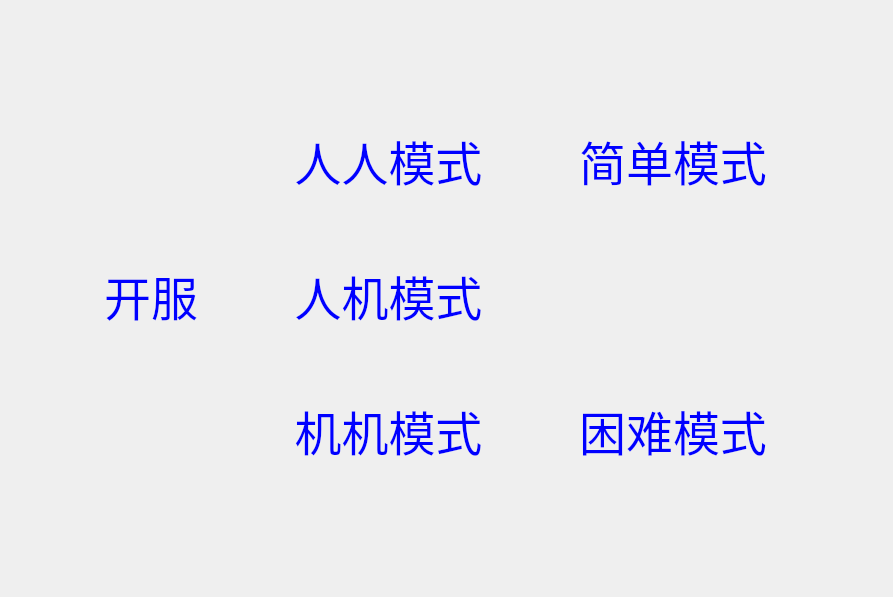
Yooki-K/Six_Stone_Master, file Six-Stone-Master-serve/selectform.ui: the form before one commit.
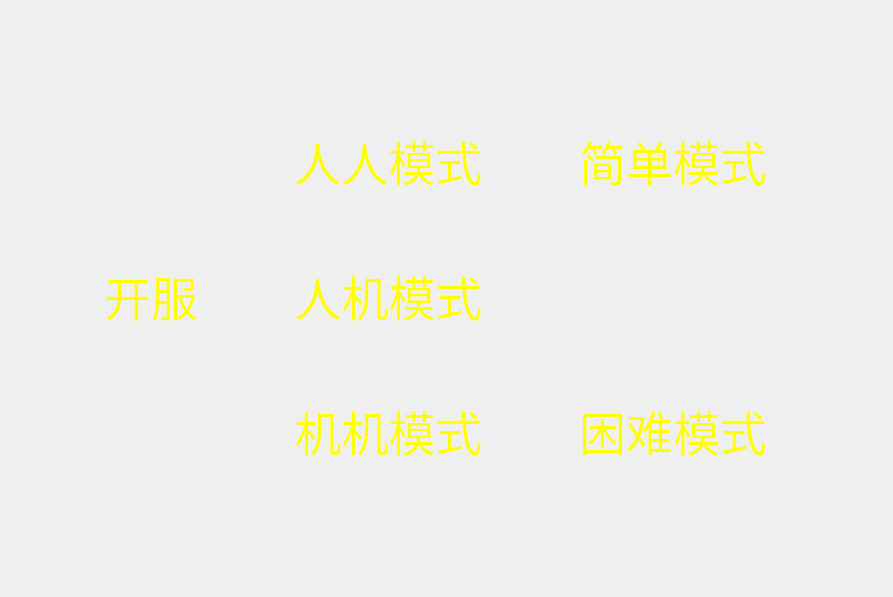
The form after the commit.

What changed in the file:
```diff
--- a/Six-Stone-Master-serve/selectform.ui
+++ b/Six-Stone-Master-serve/selectform.ui
@@ -24,7 +24,7 @@
    </property>
    <property name="styleSheet">
     <string notr="true">font: 35pt &quot;华文行楷&quot;;
-color:rgb(0, 0, 255);</string>
+color:rgb(255,255,0);</string>
    </property>
    <layout class="QGridLayout" name="gridLayout">
     <item row="9" column="1">
```
